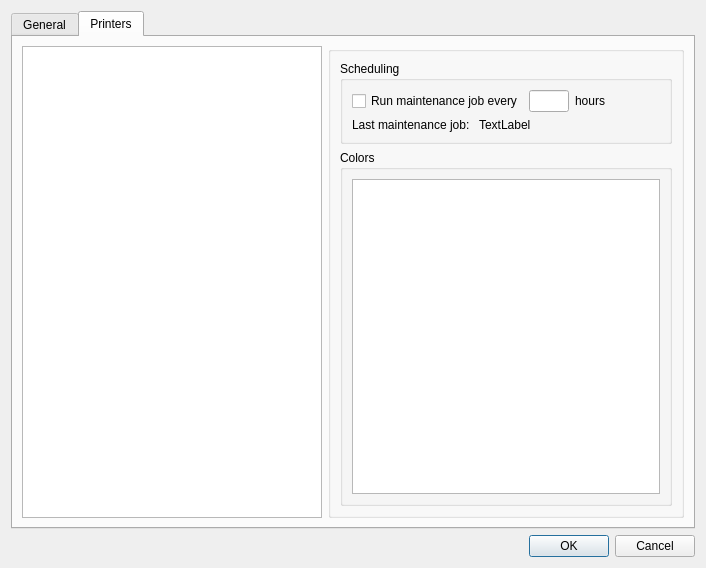
Before: the Qt Designer form preferencesdialog.ui in leftytennis/InkjetPlumber, drawn with Qt 5.
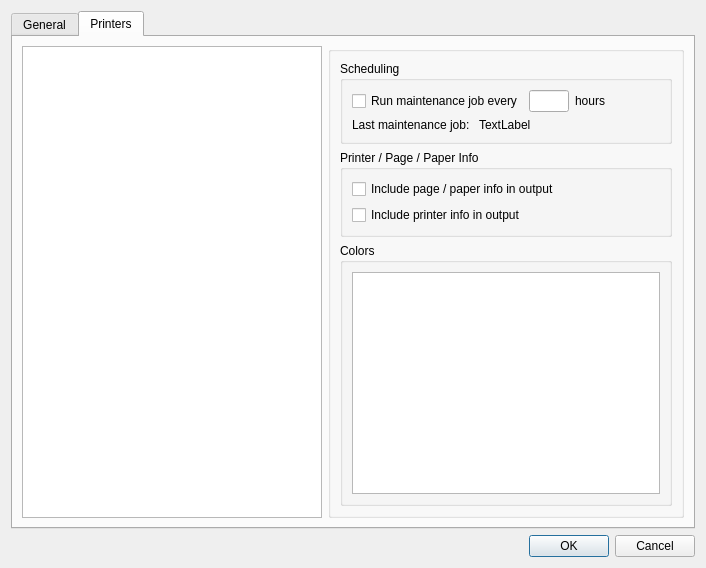
After: the same form once the commit is applied. The open tabs and pages were chosen to show the change.

Commit message: add preferences to enable/disable printer and page/paper text on output

```diff
--- a/preferencesdialog.ui
+++ b/preferencesdialog.ui
@@ -113,8 +113,8 @@
          <property name="title">
           <string/>
          </property>
-         <layout class="QVBoxLayout" name="verticalLayout">
-          <item>
+         <layout class="QGridLayout" name="gridLayout_6">
+          <item row="0" column="0">
            <widget class="QGroupBox" name="groupBox_scheduling">
             <property name="title">
              <string>Scheduling</string>
@@ -210,7 +210,30 @@
             </layout>
            </widget>
           </item>
-          <item>
+          <item row="1" column="0">
+           <widget class="QGroupBox" name="groupBox_printer_page_paper_info">
+            <property name="title">
+             <string>Printer / Page / Paper Info</string>
+            </property>
+            <layout class="QGridLayout" name="gridLayout_5">
+             <item row="0" column="0">
+              <widget class="QCheckBox" name="checkbox_page_paper_info">
+               <property name="text">
+                <string>Include page / paper info in output</string>
+               </property>
+              </widget>
+             </item>
+             <item row="1" column="0">
+              <widget class="QCheckBox" name="checkbox_printer_info">
+               <property name="text">
+                <string>Include printer info in output</string>
+               </property>
+              </widget>
+             </item>
+            </layout>
+           </widget>
+          </item>
+          <item row="2" column="0">
            <widget class="QGroupBox" name="groupBox_Colors">
             <property name="sizePolicy">
              <sizepolicy hsizetype="Expanding" vsizetype="Expanding">
```
Left out of the diff: 70 changed lines with no effect on the pictures. The commit also changes 8 other files.
